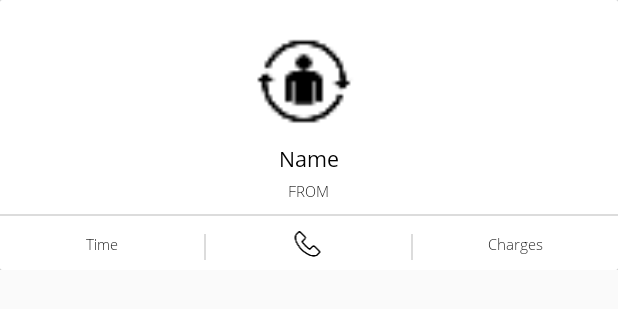
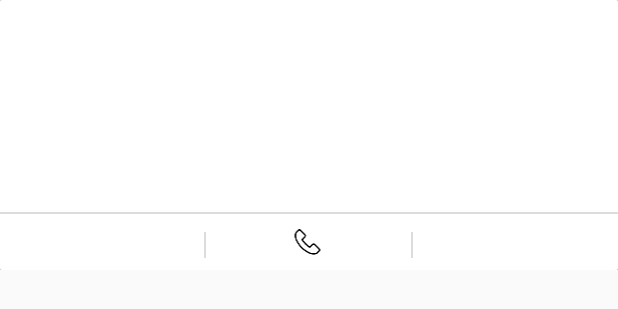
Before and after one commit to Pachouri-Sikandar/TransportSolution, an Android app: the layout layout_item_row_receiver.xml on its own in the app's theme, with its tools: preview values and no code run, on a phone screen of 412 x 824 dp. Shown: the top 309 px of the screen. Run offline under Robolectric (Android 15) with nearby library versions, the phone set to English and light mode, and no system bars.

Commit message:
removed static data

```diff
--- a/app/src/main/res/layout/layout_item_row_receiver.xml
+++ b/app/src/main/res/layout/layout_item_row_receiver.xml
@@ -28,7 +28,6 @@
                 android:layout_height="@dimen/dp_72"
                 android:layout_gravity="center_horizontal"
                 android:adjustViewBounds="true"
-                android:src="@drawable/ic_menu_history"
                 />
 
             <com.pachouri.transportsolution.widgets.AppTextView
@@ -40,7 +39,6 @@
                 android:gravity="center"
                 android:maxLines="1"
                 android:padding="@dimen/dp_4"
-                android:text="Name"
                 android:textColor="@android:color/black"
                 android:textSize="@dimen/sp_14"
                 app:textStyle="@integer/regular"/>
@@ -61,7 +59,6 @@
                     android:layout_marginRight="@dimen/dp_8"
                     android:gravity="center"
                     android:maxLines="1"
-                    android:text="FROM"
                     android:textColor="@android:color/black"
                     android:textSize="@dimen/sp_10"/>
 
@@ -107,7 +104,6 @@
                     android:layout_weight="1"
                     android:gravity="center"
                     android:maxLines="1"
-                    android:text="Time"
                     android:textColor="@android:color/black"
                     android:textSize="@dimen/sp_10"/>
 
@@ -145,7 +141,6 @@
                     android:layout_weight="1"
                     android:gravity="center"
                     android:maxLines="1"
-                    android:text="Charges"
                     android:textColor="@android:color/black"
                     android:textSize="@dimen/sp_10"/>
             </LinearLayout>
```
